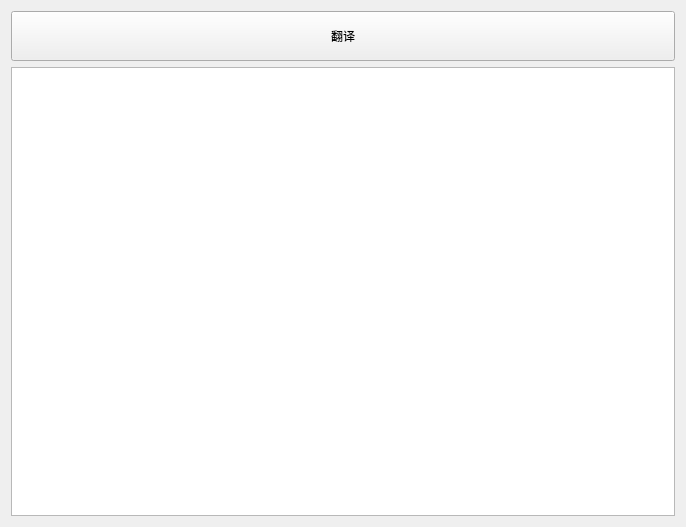
rocvfx/pdf_translate, file UI_pdf_translate.ui: the form before one commit.
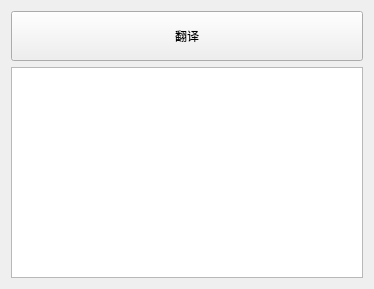
The form after the commit.

Commit message: 调整快捷键，去除等待bug

```diff
--- a/UI_pdf_translate.ui
+++ b/UI_pdf_translate.ui
@@ -6,8 +6,8 @@
    <rect>
     <x>0</x>
     <y>0</y>
-    <width>686</width>
-    <height>527</height>
+    <width>374</width>
+    <height>289</height>
    </rect>
   </property>
   <property name="windowTitle">
```
The commit also changes 1 other file.
